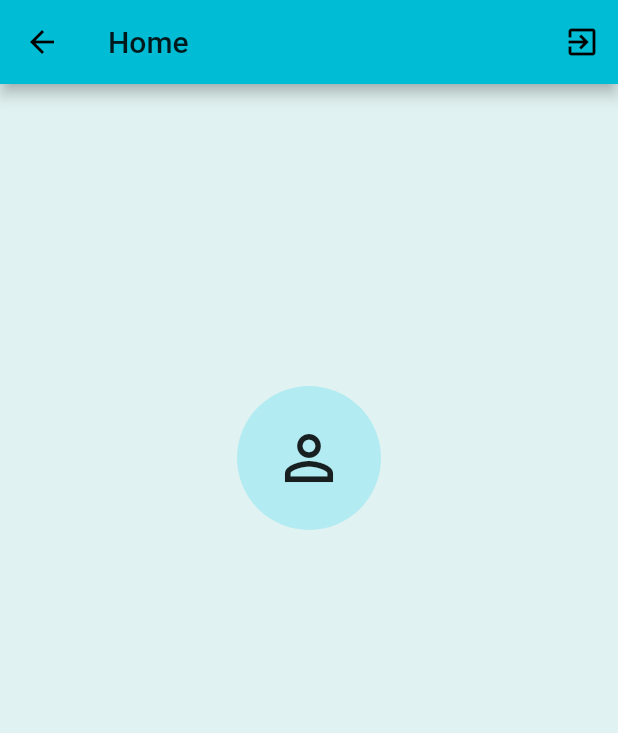
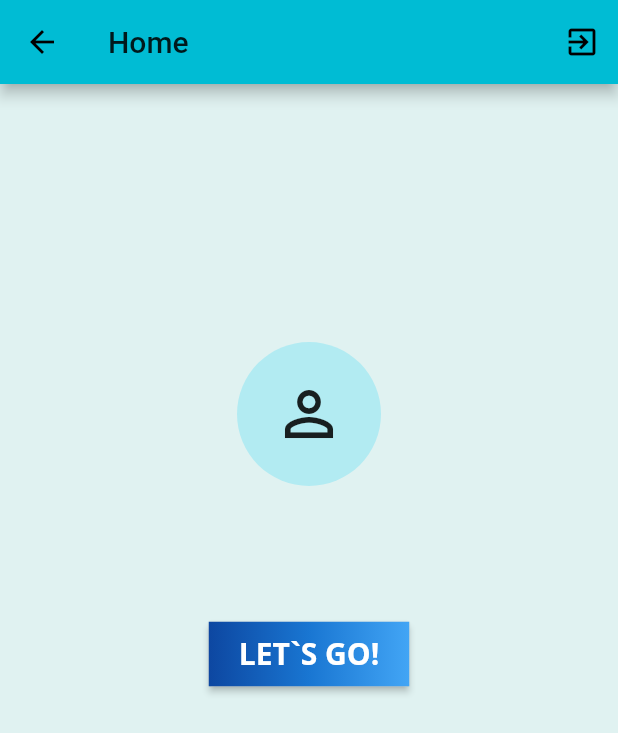
Before and after one commit to FoxyGirl/meow-cats, a Flutter app: the HomeScreen screen opened directly, on a phone screen of 412 x 824 dp. Shown: the top 733 px of the screen. Run offline on Flutter 3.47's test engine with Material 2 defaults, Android fonts, the phone set to English and light mode, and no system bars; our stand-ins replace bloc, equatable, firebase_auth, firebase_core, flutter_bloc, font_awesome_flutter and 3 more; accounts and stored records are empty.

Commit message:
Add marketplace screen

```diff
--- a/lib/import.dart
+++ b/lib/import.dart
@@ -15,4 +15,5 @@ export 'screens/home.dart';
 export 'screens/login.dart';
 export 'screens/sign_up.dart';
 export 'screens/splash.dart';
+export 'screens/marketplace.dart';
 export 'widgets/avatar.dart';
--- a/lib/screens/home.dart
+++ b/lib/screens/home.dart
@@ -35,6 +35,37 @@ class HomeScreen extends StatelessWidget {
             Text(user.email, style: textTheme.headline6),
             const SizedBox(height: 4.0),
             Text(user.name ?? '', style: textTheme.headline5),
+            Padding(
+              padding: const EdgeInsets.symmetric(vertical: 20),
+              child: RaisedButton(
+                  key: const Key('start_raisedButton'),
+                  onPressed: () => navigator.push<void>(MarketPlace().route),
+                  textColor: Colors.white,
+                  padding: const EdgeInsets.all(0),
+                  child: Container(
+                    decoration: const BoxDecoration(
+                      gradient: LinearGradient(
+                        colors: <Color>[
+                          Color(0xFF0D47A1),
+                          Color(0xFF1976D2),
+                          Color(0xFF42A5F5),
+                        ],
+                      ),
+                    ),
+                    padding: const EdgeInsets.symmetric(
+                      vertical: 8,
+                      horizontal: 20,
+                    ),
+                    child: Text(
+                      'Let`s go!'.toUpperCase(),
+                      style: TextStyle(
+                        color: Colors.white,
+                        fontWeight: FontWeight.bold,
+                        fontSize: 20,
+                      ),
+                    ),
+                  )),
+            ),
           ],
         ),
       ),
```
Also changed, not shown: lib/screens/marketplace.dart (added, +27 -0 lines).
